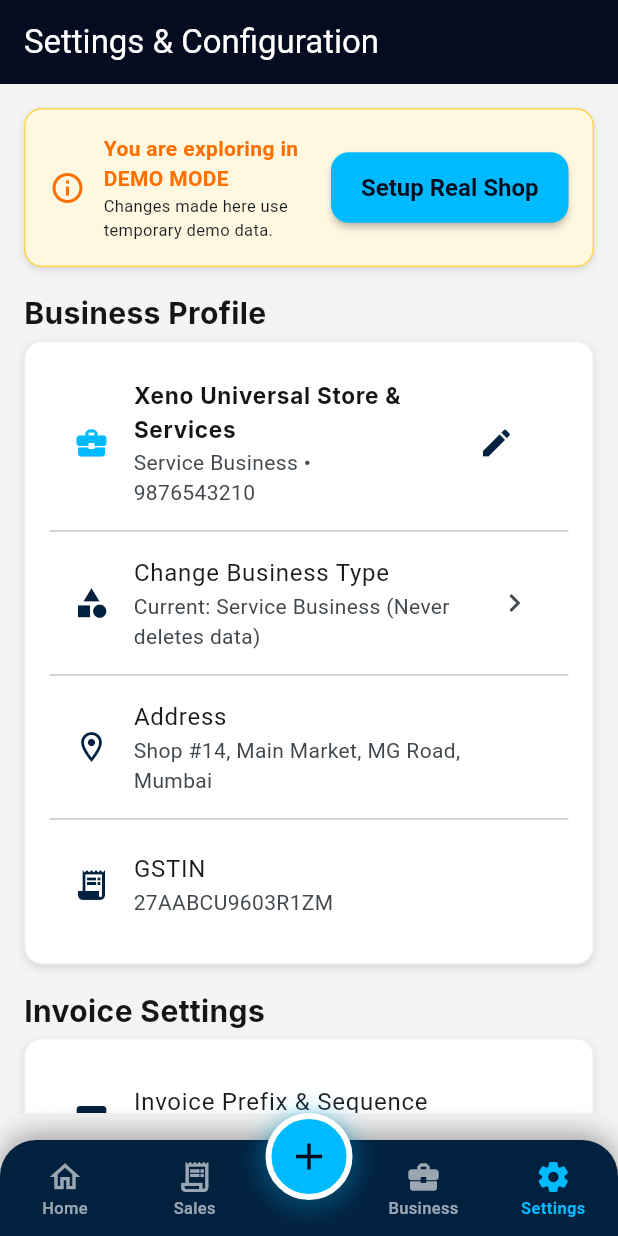
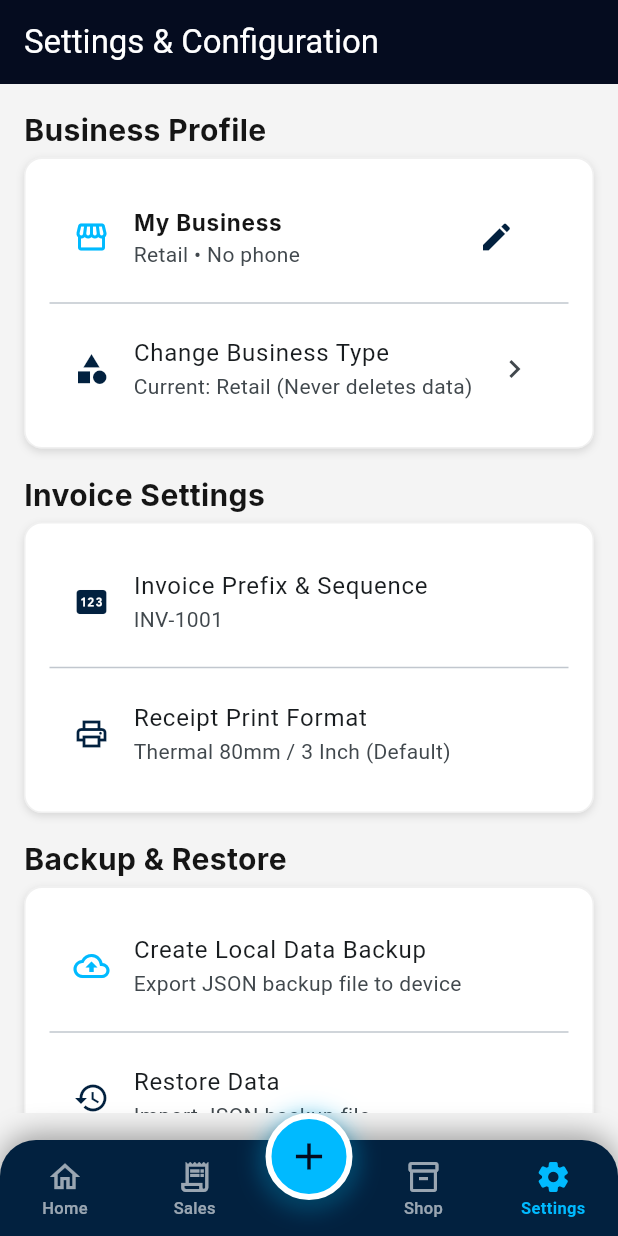
Before and after one commit to Xenotrix-Technologies/XenoBill, a Flutter app: the SettingsPage screen opened by its route, on a phone screen of 412 x 824 dp. Run offline on Flutter 3.47's test engine with Material 3 defaults, Android fonts, the phone set to English and light mode, and no system bars; our stand-ins replace equatable, fl_chart, flutter_bloc, go_router, google_fonts, pdf and 2 more; accounts and stored records are empty.

```diff
--- a/lib/application/business/business_bloc.dart
+++ b/lib/application/business/business_bloc.dart
@@ -55,9 +55,7 @@
         if (biz != null) {
           emit(BusinessLoaded(biz, isDemoMode: AppDatabase.instance.isDemoMode));
         } else {
-          // If no business exists, load demo as fallback
-          AppDatabase.instance.loadDemoData();
-          emit(BusinessLoaded(AppDatabase.instance.currentBusiness!, isDemoMode: true));
+          emit(BusinessInitial());
         }
       }
     });
--- a/lib/infrastructure/database/app_database.dart
+++ b/lib/infrastructure/database/app_database.dart
@@ -8,7 +8,6 @@
 import '../../domain/entities/invoice.dart';
 import '../../domain/entities/expense.dart';
 import '../../domain/entities/smart_insight.dart';
-import 'demo_data.dart';
 
 class AppDatabase {
   static final AppDatabase instance = AppDatabase._internal();
@@ -52,12 +51,25 @@
 
   void loadDemoData() {
     isDemoMode = true;
-    currentBusiness = DemoData.demoBusiness;
-    items = List.from(DemoData.demoItems);
-    customers = List.from(DemoData.demoCustomers);
-    invoices = List.from(DemoData.demoInvoices);
-    expenses = List.from(DemoData.demoExpenses);
-    smartInsights = List.from(DemoData.demoInsights);
+    currentBusiness = Business(
+      id: 'biz_demo_1',
+      name: 'Demo Store & Services',
+      businessType: BusinessType.retail,
+      phone: '9876543210',
+      email: 'demo@xenobiz.com',
+      address: 'Demo Market, Station Road',
+      gstEnabled: true,
+      gstin: '27AABCU9603R1ZM',
+      currency: '₹',
+      invoicePrefix: 'INV',
+      nextInvoiceNumber: 1001,
+      features: BusinessType.retail.defaultFeatures,
+    );
+    items = [];
+    customers = [];
+    invoices = [];
+    expenses = [];
+    smartInsights = [];
   }
 
   Future<void> createNewBusiness(Business business) async {
--- a/lib/infrastructure/database/demo_data.dart
+++ /dev/null
@@ -1,258 +0,0 @@
-import '../../domain/entities/business.dart';
-import '../../domain/entities/business_features.dart';
-import '../../domain/entities/item.dart';
-import '../../domain/entities/customer.dart';
-import '../../domain/entities/invoice.dart';
-import '../../domain/entities/expense.dart';
-import '../../domain/entities/smart_insight.dart';
-
-class DemoData {
-  DemoData._();
-
-  static const String demoBusinessId = 'biz_demo_101';
-
-  static final Business demoBusiness = Business(
-    id: demoBusinessId,
-    name: 'Xeno Universal Store & Services',
-    businessType: 'Retail & Service Business',
-    phone: '9876543210',
-    email: 'contact@xenobiz.com',
-    address: 'Shop #14, Main Market, MG Road, Mumbai',
-    gstEnabled: true,
-    gstin: '27AABCU9603R1ZM',
-    currency: '₹',
-    invoicePrefix: 'INV',
-    nextInvoiceNumber: 1026,
-    features: BusinessFeatures.fromBusinessType('Retail & Service Business'),
-  );
-
-  static final List<Item> demoItems = [
-    const Item(
-      id: 'item_1',
-      businessId: demoBusinessId,
-      type: ItemType.product,
-      name: 'Basmati Rice 5kg',
-      sku: 'RICE-005',
-      barcode: '890123456701',
-      category: 'Groceries',
-      unit: 'Pack',
-      sellingPrice: 350.0,
-      purchasePrice: 280.0,
-      mrp: 380.0,
-      gstRate: 5.0,
-      currentStock: 24,
-      lowStockLimit: 5,
-    ),
-    const Item(
-      id: 'item_2',
-      businessId: demoBusinessId,
-      type: ItemType.product,
-      name: 'Refined Sugar 1kg',
-      sku: 'SUG-001',
-      barcode: '890123456702',
-      category: 'Groceries',
-      unit: 'kg',
-      sellingPrice: 45.0,
-      purchasePrice: 38.0,
-      mrp: 50.0,
-      gstRate: 5.0,
-      currentStock: 48,
-      lowStockLimit: 10,
-    ),
-    const Item(
-      id: 'item_3',
-      businessId: demoBusinessId,
-      type: ItemType.service,
-      name: 'Haircut & Styling',
-      description: 'Professional hair trimming and styling',
-      category: 'Salon Services',
-      unit: 'Service',
-      sellingPrice: 300.0,
-      gstRate: 18.0,
-      durationMinutes: 30,
-    ),
-    const Item(
-      id: 'item_4',
-      businessId: demoBusinessId,
-      type: ItemType.service,
-      name: 'Smartphone Screen Replacement',
-      description: 'Display repair & glass fitment',
-      category: 'Repair Services',
-      unit: 'Job',
-      sellingPrice: 1500.0,
-      gstRate: 18.0,
-      durationMinutes: 45,
-    ),
-    const Item(
-      id: 'item_5',
-      businessId: demoBusinessId,
-      type: ItemType.product,
-      name: 'Assam Tea 250g',
-      sku: 'TEA-250',
-      barcode: '890123456705',
-      category: 'Beverages',
-      unit: 'Box',
-      sellingPrice: 120.0,
-      purchasePrice: 90.0,
-      mrp: 130.0,
-      gstRate: 12.0,
-      currentStock: 4, // Low stock demo!
-      lowStockLimit: 5,
-    ),
-    const Item(
-      id: 'item_6',
-      businessId: demoBusinessId,
-      type: ItemType.roomCharge,
-      name: 'Deluxe Room 204 (1 Night)',
-      category: 'Hotel Accommodation',
-      unit: 'Night',
-      sellingPrice: 2500.0,
-      gstRate: 12.0,
-    ),
-  ];
-
-  static final List<Expense> demoExpenses = [
-    Expense(
-      id: 'exp_1',
-      businessId: demoBusinessId,
-      category: 'Rent',
-      title: 'Monthly Shop Rent',
-      description: 'Main market premises rent',
-      amount: 15000.0,
-      date: DateTime.now().subtract(const Duration(days: 2)),
-      paymentMethod: 'UPI',
-    ),
-    Expense(
-      id: 'exp_2',
-      businessId: demoBusinessId,
-      category: 'Utilities',
-      title: 'Electricity Bill',
-      description: 'MSEDCL Commercial Power bill',
-      amount: 2450.0,
-      date: DateTime.now().subtract(const Duration(days: 1)),
-      paymentMethod: 'Cash',
-    ),
-    Expense(
-      id: 'exp_3',
-      businessId: demoBusinessId,
-      category: 'Internet',
-      title: 'Fiber Broadband',
-      description: 'High-speed shop internet',
-      amount: 999.0,
-      date: DateTime.now().subtract(const Duration(days: 4)),
-      paymentMethod: 'Card',
-    ),
-  ];
-
-  static final List<SmartInsight> demoInsights = [
-    const SmartInsight(
-      id: 'ins_1',
-      title: 'Weekly Sales Up by 18%',
-      message: 'Your total sales revenue is ₹18,450 higher than last week. Top contributor: Basmati Rice 5kg.',
-      category: 'Sales',
-      actionLabel: 'View Sales Report',
-      actionRoute: '/reports',
-      isPositive: true,
-    ),
-    const SmartInsight(
-      id: 'ins_2',
-      title: 'Low Stock Alert (2 Items)',
-      message: 'Assam Tea 250g and Bathing Soap are below minimum stock limits. Restock recommended.',
-      category: 'Inventory',
-      actionLabel: 'View Inventory',
-      actionRoute: '/shop',
-      isPositive: false,
-    ),
-    const SmartInsight(
-      id: 'ins_3',
-      title: 'Pending Credit Dues',
-      message: '₹3,650 is currently pending from 2 registered credit customers.',
-      category: 'Credit',
-      actionLabel: 'View Customers',
-      actionRoute: '/customers',
-      isPositive: false,
-    ),
-  ];
-
-  static final List<Customer> demoCustomers = [
-    const Customer(
-      id: 'cust_walk_in',
-      businessId: demoBusinessId,
-      name: 'Walk-in Customer',
-      phone: 'N/A',
-      email: '',
-      address: '',
-      gstin: '',
-      outstandingBalance: 0.0,
-      totalInvoices: 42,
-    ),
-    const Customer(
-      id: 'cust_1',
-      businessId: demoBusinessId,
-      name: 'Rajesh Sharma',
-      phone: '9876543211',
-      email: 'rajesh@example.com',
-      address: 'Plot 42, Green Park Society',
-      gstin: '27AAAAA0000A1Z5',
-      outstandingBalance: 2450.0,
-      totalInvoices: 8,
-    ),
-    const Customer(
-      id: 'cust_2',
-      businessId: demoBusinessId,
-      name: 'Anita Verma',
-      phone: '9876543212',
-      email: 'anita.v@example.com',
-      address: 'B-202, Sunshine Apartments',
-      gstin: '',
-      outstandingBalance: 0.0,
-      totalInvoices: 5,
-    ),
-  ];
-
-  static final List<Invoice> demoInvoices = [
-    Invoice(
-      id: 'inv_1025',
-      businessId: demoBusinessId,
-      invoiceNumber: 'INV-1025',
-      invoiceDate: DateTime.now().subtract(const Duration(minutes: 42)),
-      customerId: 'cust_1',
-      customerName: 'Rajesh Sharma',
-      customerPhone: '9876543211',
-      items: const [
-        InvoiceItem(
-          id: 'item_1',
-          productId: 'item_1',
-          productName: 'Basmati Rice 5kg',
-          quantity: 2,
-          unitPrice: 350.0,
-          discountAmount: 0.0,
-          gstRate: 5.0,
-          taxAmount: 35.0,
-          totalAmount: 735.0,
-        ),
-        InvoiceItem(
-          id: 'item_2',
-          productId: 'item_3',
-          productName: 'Haircut & Styling',
-          quantity: 1,
-          unitPrice: 300.0,
-          discountAmount: 0.0,
-          gstRate: 18.0,
-          taxAmount: 54.0,
-          totalAmount: 354.0,
-        ),
-      ],
-      subtotal: 1000.0,
-      discount: 0.0,
-      cgst: 44.5,
-      sgst: 44.5,
-      igst: 0.0,
-      grandTotal: 1089.0,
-      paymentType: PaymentType.cash,
-      paidAmount: 1089.0,
-      dueAmount: 0.0,
-      status: InvoiceStatus.paid,
-    ),
-  ];
-}
--- a/lib/presentation/settings/settings_page.dart
+++ b/lib/presentation/settings/settings_page.dart
@@ -8,7 +8,6 @@
 import '../../core/widgets/app_card.dart';
 import '../../application/business/business_bloc.dart';
 import '../../infrastructure/database/app_database.dart';
-import '../../infrastructure/database/demo_data.dart';
 import '../../domain/entities/business_type.dart';
 
 class SettingsPage extends StatelessWidget {
@@ -26,7 +25,7 @@
           padding: const EdgeInsets.only(left: 16, right: 16, top: 16, bottom: 100),
           child: BlocBuilder<BusinessBloc, BusinessState>(
             builder: (context, state) {
-              final biz = AppDatabase.instance.currentBusiness ?? DemoData.demoBusiness;
+              final biz = (state is BusinessLoaded) ? state.business : AppDatabase.instance.currentBusiness;
               final isDemo = AppDatabase.instance.isDemoMode;
 
               return Column(
@@ -67,23 +66,23 @@
                     child: Column(
                       children: [
                         ListTile(
-                          leading: Icon(biz.type.icon, color: AppColors.brightCyan),
-                          title: Text(biz.name, style: AppTextStyles.bodyLarge.copyWith(fontWeight: FontWeight.bold)),
-                          subtitle: Text('${biz.businessType} • ${biz.phone.isEmpty ? "No phone" : biz.phone}'),
+                          leading: Icon(biz?.type.icon ?? Icons.storefront, color: AppColors.brightCyan),
+                          title: Text(biz?.name ?? 'My Business', style: AppTextStyles.bodyLarge.copyWith(fontWeight: FontWeight.bold)),
+                          subtitle: Text('${biz?.businessType ?? "Retail"} • ${(biz?.phone.isEmpty ?? true) ? "No phone" : biz!.phone}'),
                           trailing: IconButton(
                             icon: const Icon(Icons.edit, color: AppColors.darkNavy),
-                            onPressed: () => context.push(RouteConstants.businessSetup, extra: biz.type),
+                            onPressed: () => context.push(RouteConstants.businessSetup, extra: biz?.type ?? BusinessType.retail),
                           ),
                         ),
                         const Divider(),
                         ListTile(
                           leading: const Icon(Icons.category, color: AppColors.darkNavy),
                           title: const Text('Change Business Type'),
-                          subtitle: Text('Current: ${biz.businessType} (Never deletes data)'),
+                          subtitle: Text('Current: ${biz?.businessType ?? "Retail"} (Never deletes data)'),
                           trailing: const Icon(Icons.chevron_right),
                           onTap: () => context.push(RouteConstants.businessTypeSelection),
                         ),
-                        if (biz.address.isNotEmpty) ...[
+                        if (biz != null && biz.address.isNotEmpty) ...[
                           const Divider(),
                           ListTile(
                             leading: const Icon(Icons.location_on_outlined, color: AppColors.darkNavy),
@@ -91,7 +90,7 @@
                             subtitle: Text(biz.address),
                           ),
                         ],
-                        if (biz.gstEnabled) ...[
+                        if (biz != null && biz.gstEnabled) ...[
                           const Divider(),
                           ListTile(
                             leading: const Icon(Icons.receipt_long, color: AppColors.darkNavy),
@@ -113,7 +112,7 @@
                         ListTile(
                           leading: const Icon(Icons.pin, color: AppColors.darkNavy),
                           title: const Text('Invoice Prefix & Sequence'),
-                          subtitle: Text('${biz.invoicePrefix}-${biz.nextInvoiceNumber}'),
+                          subtitle: Text('${biz?.invoicePrefix ?? "INV"}-${biz?.nextInvoiceNumber ?? 1001}'),
                         ),
                         const Divider(),
                         const ListTile(
```
